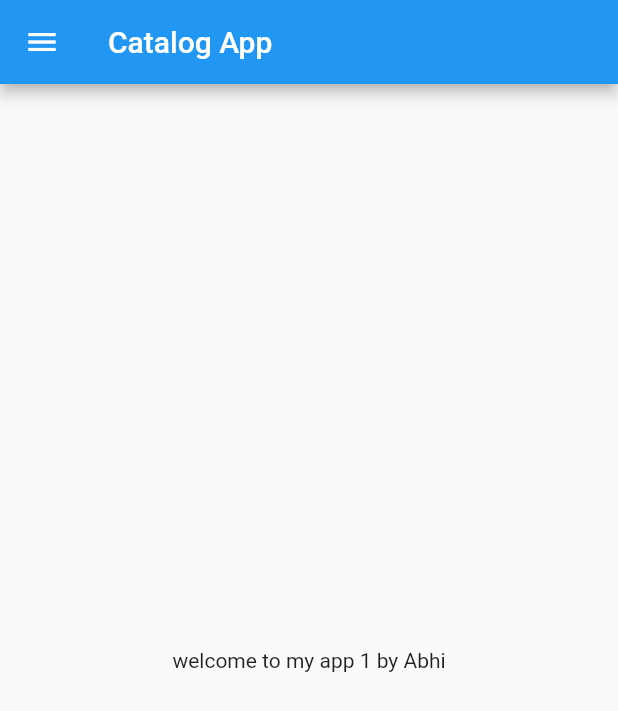
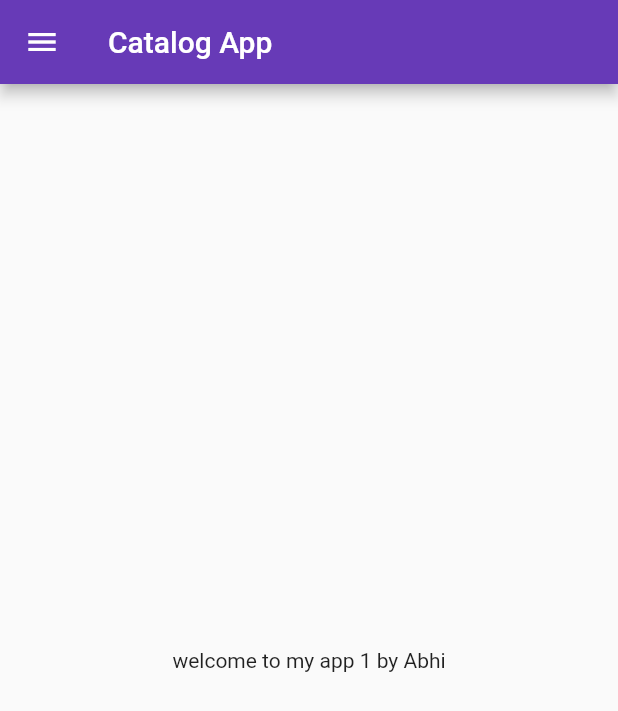
Before and after one commit to abhijeettiwari521/flutterbyabhi, a Flutter app: the screen it shows after launch, on a phone screen of 412 x 824 dp. Shown: the top 711 px of the screen. Run offline on Flutter 3.47's test engine with Material 2 defaults, Android fonts, the phone set to English and light mode, and no system bars.

Commit message:
day3 completed

```diff
--- a/lib/main.dart
+++ b/lib/main.dart
@@ -1,5 +1,6 @@
 import 'package:flutter/material.dart';
-import 'package:flutter_application_2/home_page.dart';
+import 'package:flutter_application_2/pages/home_page.dart';
+import 'package:flutter_application_2/pages/login_page.dart';
 
 void main() {
   runApp(MyApp());
@@ -11,7 +12,17 @@ class MyApp extends StatelessWidget {
   @override
   Widget build(BuildContext context) {
     return MaterialApp(
-      home: HomePage(),
+      themeMode: ThemeMode.light,
+      theme: ThemeData(primarySwatch: Colors.deepPurple),
+      darkTheme: ThemeData(
+        brightness: Brightness.dark,
+      ),
+      initialRoute: "/home",
+      routes: {
+        "/": (context) => LoginPage(),
+        "/home": (context) => HomePage(),
+        "/login": (context) => LoginPage(),
+      },
     );
   }
 }
```
Also changed, not shown: lib/pages/login_page.dart (added, +21 -0 lines), lib/pages/home_page.dart (renamed from lib/home_page.dart).
